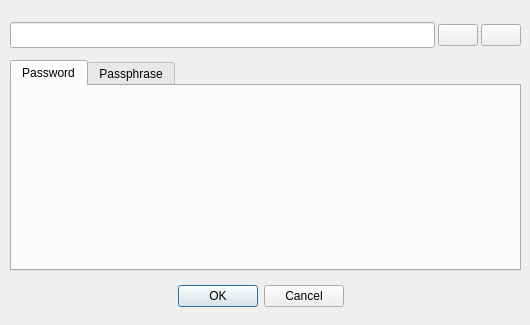
Before: the Qt Designer form src/ui/PasswordGenerator.ui in AdrianoGoede/LockBox, drawn with Qt 5.
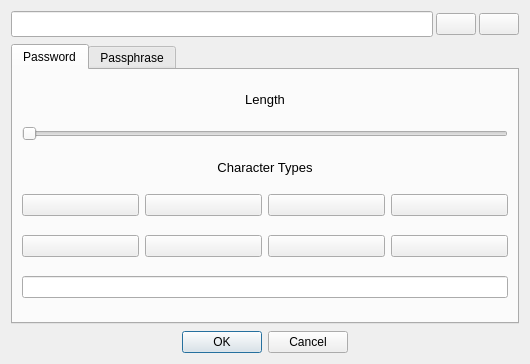
After: the same form once the commit is applied. Icons and pictures are not drawn.

Commit message: Password generator form built

The edit to the form file:
```diff
--- a/src/ui/PasswordGenerator.ui
+++ b/src/ui/PasswordGenerator.ui
@@ -7,63 +7,17 @@
     <x>0</x>
     <y>0</y>
     <width>530</width>
-    <height>325</height>
+    <height>364</height>
    </rect>
   </property>
   <property name="windowTitle">
    <string>Dialog</string>
   </property>
-  <widget class="QDialogButtonBox" name="buttonBox">
-   <property name="geometry">
-    <rect>
-     <x>90</x>
-     <y>280</y>
-     <width>341</width>
-     <height>32</height>
-    </rect>
+  <layout class="QVBoxLayout" name="verticalLayout" stretch="1,0,1">
+   <property name="spacing">
+    <number>7</number>
    </property>
-   <property name="orientation">
-    <enum>Qt::Orientation::Horizontal</enum>
-   </property>
-   <property name="standardButtons">
-    <set>QDialogButtonBox::StandardButton::Cancel|QDialogButtonBox::StandardButton::Ok</set>
-   </property>
-   <property name="centerButtons">
-    <bool>true</bool>
-   </property>
-  </widget>
-  <widget class="QTabWidget" name="tabWidget">
-   <property name="geometry">
-    <rect>
-     <x>10</x>
-     <y>60</y>
-     <width>511</width>
-     <height>211</height>
-    </rect>
-   </property>
-   <property name="currentIndex">
-    <number>0</number>
-   </property>
-   <widget class="QWidget" name="tbPassword">
-    <attribute name="title">
-     <string>Password</string>
-    </attribute>
-   </widget>
-   <widget class="QWidget" name="tbPassphrase">
-    <attribute name="title">
-     <string>Passphrase</string>
-    </attribute>
-   </widget>
-  </widget>
-  <widget class="QWidget" name="">
-   <property name="geometry">
-    <rect>
-     <x>10</x>
-     <y>20</y>
-     <width>511</width>
-     <height>30</height>
-    </rect>
-   </property>
+   <item>
    <layout class="QHBoxLayout" name="passwordLayout" stretch="18,1,1">
     <property name="spacing">
      <number>3</number>
@@ -120,7 +74,384 @@
      </widget>
     </item>
    </layout>
-  </widget>
+   </item>
+   <item>
+    <widget class="QTabWidget" name="tabWidget">
+     <property name="currentIndex">
+      <number>0</number>
+     </property>
+     <widget class="QWidget" name="tbPassword">
+      <attribute name="title">
+       <string>Password</string>
+      </attribute>
+      <layout class="QGridLayout" name="passwordInnerLayout">
+       <item row="0" column="1" colspan="2">
+        <widget class="QLabel" name="lbPasswordLength">
+         <property name="sizePolicy">
+          <sizepolicy hsizetype="Preferred" vsizetype="Maximum">
+           <horstretch>0</horstretch>
+           <verstretch>0</verstretch>
+          </sizepolicy>
+         </property>
+         <property name="font">
+          <font>
+           <pointsize>10</pointsize>
+          </font>
+         </property>
+         <property name="text">
+          <string>Length</string>
+         </property>
+         <property name="alignment">
+          <set>Qt::AlignmentFlag::AlignCenter</set>
+         </property>
+        </widget>
+       </item>
+       <item row="1" column="0" colspan="4">
+        <widget class="QSlider" name="hsPasswordLength">
+         <property name="sizePolicy">
+          <sizepolicy hsizetype="Expanding" vsizetype="Maximum">
+           <horstretch>0</horstretch>
+           <verstretch>0</verstretch>
+          </sizepolicy>
+         </property>
+         <property name="orientation">
+          <enum>Qt::Orientation::Horizontal</enum>
+         </property>
+        </widget>
+       </item>
+       <item row="2" column="1" colspan="2">
+        <widget class="QLabel" name="lbCharacterTypes">
+         <property name="sizePolicy">
+          <sizepolicy hsizetype="Preferred" vsizetype="Maximum">
+           <horstretch>0</horstretch>
+           <verstretch>0</verstretch>
+          </sizepolicy>
+         </property>
+         <property name="font">
+          <font>
+           <pointsize>10</pointsize>
+          </font>
+         </property>
+         <property name="text">
+          <string>Character Types</string>
+         </property>
+         <property name="alignment">
+          <set>Qt::AlignmentFlag::AlignCenter</set>
+         </property>
+        </widget>
+       </item>
+       <item row="3" column="0">
+        <widget class="QPushButton" name="pbPasswdUppercaseLetters">
+         <property name="font">
+          <font>
+           <bold>true</bold>
+          </font>
+         </property>
+         <property name="checkable">
+          <bool>true</bool>
+         </property>
+        </widget>
+       </item>
+       <item row="3" column="1">
+        <widget class="QPushButton" name="pbPasswdLowercaseLetters">
+         <property name="font">
+          <font>
+           <bold>true</bold>
+          </font>
+         </property>
+         <property name="checkable">
+          <bool>true</bool>
+         </property>
+        </widget>
+       </item>
+       <item row="3" column="2">
+        <widget class="QPushButton" name="pbPasswdNumbers">
+         <property name="font">
+          <font>
+           <bold>true</bold>
+          </font>
+         </property>
+         <property name="checkable">
+          <bool>true</bool>
+         </property>
+        </widget>
+       </item>
+       <item row="3" column="3">
+        <widget class="QPushButton" name="pbPasswdPunctuation">
+         <property name="font">
+          <font>
+           <bold>true</bold>
+          </font>
+         </property>
+         <property name="checkable">
+          <bool>true</bool>
+         </property>
+        </widget>
+       </item>
+       <item row="4" column="0">
+        <widget class="QPushButton" name="pbPasswdSpecialChars1">
+         <property name="font">
+          <font>
+           <bold>true</bold>
+          </font>
+         </property>
+         <property name="checkable">
+          <bool>true</bool>
+         </property>
+        </widget>
+       </item>
+       <item row="4" column="1">
+        <widget class="QPushButton" name="pbPasswdSpecialChars2">
+         <property name="font">
+          <font>
+           <bold>true</bold>
+          </font>
+         </property>
+         <property name="checkable">
+          <bool>true</bool>
+         </property>
+        </widget>
+       </item>
+       <item row="4" column="2">
+        <widget class="QPushButton" name="pbPasswdSpecialChars3">
+         <property name="font">
+          <font>
+           <bold>true</bold>
+          </font>
+         </property>
+         <property name="checkable">
+          <bool>true</bool>
+         </property>
+        </widget>
+       </item>
+       <item row="4" column="3">
+        <widget class="QPushButton" name="pbPasswdQuotes">
+         <property name="font">
+          <font>
+           <bold>true</bold>
+          </font>
+         </property>
+         <property name="checkable">
+          <bool>true</bool>
+         </property>
+        </widget>
+       </item>
+       <item row="5" column="0" colspan="4">
+        <widget class="QLineEdit" name="lePasswdExtraChars">
+         <property name="sizePolicy">
+          <sizepolicy hsizetype="Expanding" vsizetype="Maximum">
+           <horstretch>0</horstretch>
+           <verstretch>0</verstretch>
+          </sizepolicy>
+         </property>
+         <property name="font">
+          <font>
+           <bold>true</bold>
+          </font>
+         </property>
+         <property name="maxLength">
+          <number>300</number>
+         </property>
+         <property name="alignment">
+          <set>Qt::AlignmentFlag::AlignCenter</set>
+         </property>
+        </widget>
+       </item>
+      </layout>
+     </widget>
+     <widget class="QWidget" name="tbPassphrase">
+      <attribute name="title">
+       <string>Passphrase</string>
+      </attribute>
+      <layout class="QVBoxLayout" name="verticalLayout_2" stretch="1,1,8">
+       <property name="spacing">
+        <number>10</number>
+       </property>
+       <item>
+        <widget class="QLabel" name="lbPassphraseWordCount">
+         <property name="sizePolicy">
+          <sizepolicy hsizetype="Preferred" vsizetype="Maximum">
+           <horstretch>0</horstretch>
+           <verstretch>0</verstretch>
+          </sizepolicy>
+         </property>
+         <property name="font">
+          <font>
+           <pointsize>10</pointsize>
+          </font>
+         </property>
+         <property name="text">
+          <string>Word Count</string>
+         </property>
+         <property name="alignment">
+          <set>Qt::AlignmentFlag::AlignCenter</set>
+         </property>
+        </widget>
+       </item>
+       <item>
+        <widget class="QSlider" name="hsPasswordLength_3">
+         <property name="sizePolicy">
+          <sizepolicy hsizetype="Expanding" vsizetype="Maximum">
+           <horstretch>0</horstretch>
+           <verstretch>0</verstretch>
+          </sizepolicy>
+         </property>
+         <property name="orientation">
+          <enum>Qt::Orientation::Horizontal</enum>
+         </property>
+        </widget>
+       </item>
+       <item>
+        <layout class="QGridLayout" name="gridLayout">
+         <item row="1" column="0">
+          <widget class="QPushButton" name="pbPassphraseAddWordlist">
+           <property name="sizePolicy">
+            <sizepolicy hsizetype="Maximum" vsizetype="Fixed">
+             <horstretch>0</horstretch>
+             <verstretch>0</verstretch>
+            </sizepolicy>
+           </property>
+           <property name="text">
+            <string/>
+           </property>
+           <property name="icon">
+            <iconset theme="QIcon::ThemeIcon::ListAdd"/>
+           </property>
+          </widget>
+         </item>
+         <item row="1" column="2">
+          <widget class="QLabel" name="lbPassphraseSeparator">
+           <property name="sizePolicy">
+            <sizepolicy hsizetype="Preferred" vsizetype="Maximum">
+             <horstretch>0</horstretch>
+             <verstretch>0</verstretch>
+            </sizepolicy>
+           </property>
+           <property name="font">
+            <font>
+             <pointsize>10</pointsize>
+            </font>
+           </property>
+           <property name="text">
+            <string>Separator</string>
+           </property>
+           <property name="alignment">
+            <set>Qt::AlignmentFlag::AlignCenter</set>
+           </property>
+          </widget>
+         </item>
+         <item row="1" column="1" rowspan="5">
+          <widget class="QListWidget" name="lwPassphraseWordlists">
+           <property name="font">
+            <font>
+             <pointsize>10</pointsize>
+            </font>
+           </property>
+          </widget>
+         </item>
+         <item row="0" column="0" colspan="2">
+          <widget class="QLabel" name="lbPassphraseWordlists">
+           <property name="sizePolicy">
+            <sizepolicy hsizetype="Preferred" vsizetype="Maximum">
+             <horstretch>0</horstretch>
+             <verstretch>0</verstretch>
+            </sizepolicy>
+           </property>
+           <property name="font">
+            <font>
+             <pointsize>10</pointsize>
+            </font>
+           </property>
+           <property name="text">
+            <string>Wordlists</string>
+           </property>
+           <property name="alignment">
+            <set>Qt::AlignmentFlag::AlignCenter</set>
+           </property>
+          </widget>
+         </item>
+         <item row="2" column="0">
+          <widget class="QPushButton" name="pbPassphraseRemoveWordlist">
+           <property name="enabled">
+            <bool>false</bool>
+           </property>
+           <property name="text">
+            <string/>
+           </property>
+           <property name="icon">
+            <iconset theme="QIcon::ThemeIcon::ListRemove"/>
+           </property>
+          </widget>
+         </item>
+         <item row="2" column="2">
+          <widget class="QLineEdit" name="lePassphraseSeparator">
+           <property name="sizePolicy">
+            <sizepolicy hsizetype="Expanding" vsizetype="Maximum">
+             <horstretch>0</horstretch>
+             <verstretch>0</verstretch>
+            </sizepolicy>
+           </property>
+           <property name="font">
+            <font>
+             <pointsize>10</pointsize>
+             <bold>false</bold>
+            </font>
+           </property>
+           <property name="maxLength">
+            <number>1</number>
+           </property>
+          </widget>
+         </item>
+         <item row="3" column="2">
+          <widget class="QLabel" name="lbPassphraseWordCase">
+           <property name="sizePolicy">
+            <sizepolicy hsizetype="Preferred" vsizetype="Maximum">
+             <horstretch>0</horstretch>
+             <verstretch>0</verstretch>
+            </sizepolicy>
+           </property>
+           <property name="font">
+            <font>
+             <pointsize>10</pointsize>
+            </font>
+           </property>
+           <property name="text">
+            <string>Word Case</string>
+           </property>
+           <property name="alignment">
+            <set>Qt::AlignmentFlag::AlignCenter</set>
+           </property>
+          </widget>
+         </item>
+         <item row="4" column="2">
+          <widget class="QComboBox" name="cbPassphraseWordCase">
+           <property name="font">
+            <font>
+             <pointsize>10</pointsize>
+            </font>
+           </property>
+          </widget>
+         </item>
+        </layout>
+       </item>
+      </layout>
+     </widget>
+    </widget>
+   </item>
+   <item>
+    <widget class="QDialogButtonBox" name="buttonBox">
+     <property name="orientation">
+      <enum>Qt::Orientation::Horizontal</enum>
+     </property>
+     <property name="standardButtons">
+      <set>QDialogButtonBox::StandardButton::Cancel|QDialogButtonBox::StandardButton::Ok</set>
+     </property>
+     <property name="centerButtons">
+      <bool>true</bool>
+     </property>
+    </widget>
+   </item>
+  </layout>
  </widget>
  <resources/>
  <connections>
```
Lines whose indentation alone changed are shown as unchanged. The commit also changes 3 other files.
